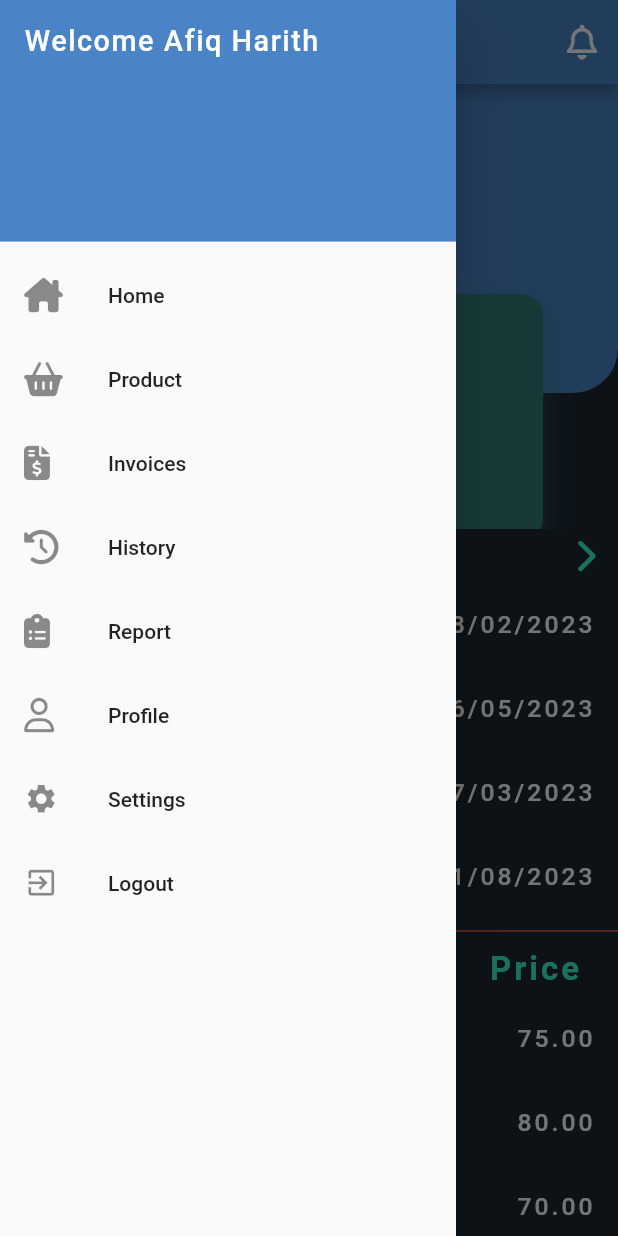
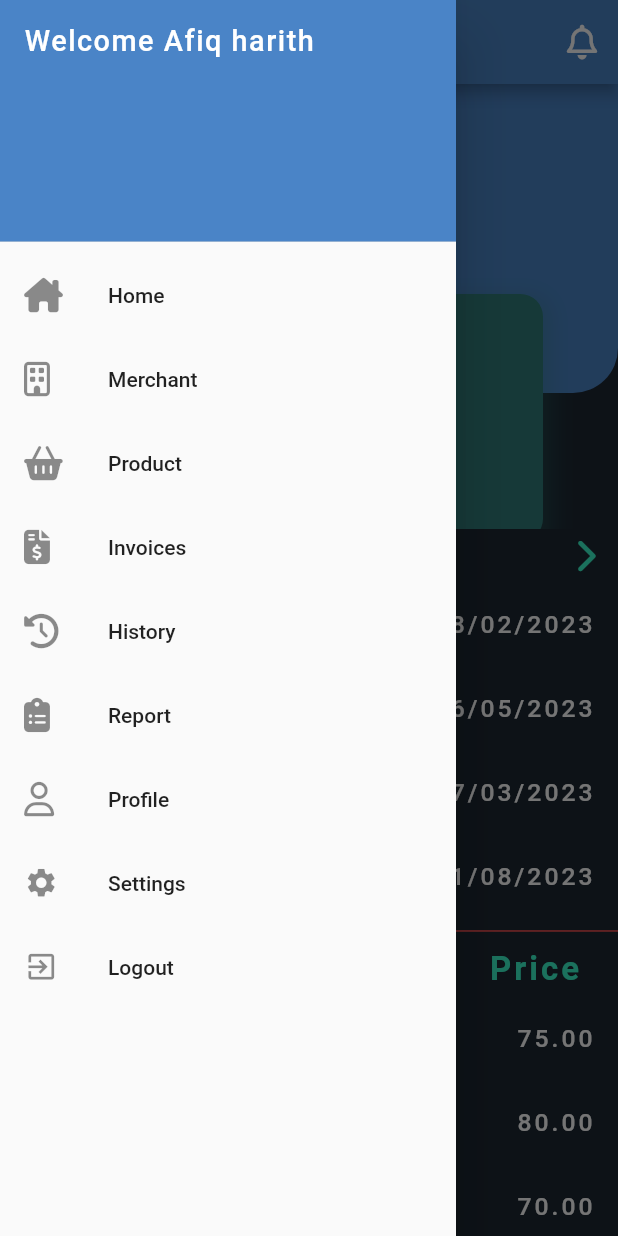
Before and after one commit to AfiqHarith20/Point-of-Sales, a Flutter app: the HomeScreen screen opened directly, after a tap on an icon or button, on a phone screen of 412 x 824 dp. Run offline on Flutter 3.47's test engine with Material 2 defaults, Android fonts, the phone set to English and light mode, and no system bars; our stand-ins replace font_awesome_flutter, google_fonts, shared_preferences, sizer; missing offline and left inert: gsform; accounts and stored records are empty; Roboto replaces fonts that are missing (Abel, Aubrey).

Commit message:
add create merchant page

```diff
--- a/lib/constant.dart
+++ b/lib/constant.dart
@@ -7,6 +7,7 @@ const Color kSecondaryColor = Color(0xFF2BB1EA);
 const Color kTextColor = Color(0xFFFFFFFF);
 const Color kTextColorShade = Color.fromARGB(199, 187, 184, 184);
 const Color kLabel = Color.fromARGB(255, 58, 247, 203);
+const Color kForm = Color(0xFF384F64);
 
 final kMargin = EdgeInsets.symmetric(horizontal: 2.w, vertical: 1.h);
 final kPadding = EdgeInsets.all(2.h);
--- /dev/null
+++ b/lib/models/merchant_model.dart
@@ -0,0 +1,19 @@
+class Merchant {
+  String companyName;
+  String contactNo;
+  String contactEmail;
+  String officeAddress;
+  String postcode;
+  String state;
+  String city;
+
+  Merchant({
+    required this.companyName,
+    required this.contactNo,
+    required this.contactEmail,
+    required this.officeAddress,
+    required this.postcode,
+    required this.state,
+    required this.city,
+  });
+}
--- a/lib/models/user_model.dart
+++ b/lib/models/user_model.dart
@@ -1,4 +1,38 @@
 import 'dart:convert';
+
+class UserModel {
+  String message;
+  Data data;
+
+  UserModel({
+    required this.message,
+    required this.data,
+  });
+}
+
+class Data {
+  String token;
+  String email;
+  dynamic fullname;
+  int roleId;
+  String roleName;
+
+  Data({
+    required this.token,
+    required this.email,
+    required this.fullname,
+    required this.roleId,
+    required this.roleName,
+  });
+
+  // factory Data.fromJson(Map<String, dynamic> json) => Data(
+  //       token: json['token'],
+  //       email: json['email'],
+  //       fullname: json['fullname'],
+  //       roleId: json['role_id'],
+  //       roleName: json['role_name'],
+  //     );
+}
 
 class Register {
   String email;
--- a/lib/screen/drawer_screen.dart
+++ b/lib/screen/drawer_screen.dart
@@ -4,10 +4,12 @@ import 'package:flutter/src/widgets/framework.dart';
 import 'package:flutter/src/widgets/placeholder.dart';
 import 'package:font_awesome_flutter/font_awesome_flutter.dart';
 import 'package:google_fonts/google_fonts.dart';
+import 'package:pointofsales/api/api.dart';
 import 'package:pointofsales/constant.dart';
 import 'package:pointofsales/screen/history_screen.dart';
 import 'package:pointofsales/screen/home_screen.dart';
 import 'package:pointofsales/screen/invoice_screen.dart';
+import 'package:pointofsales/screen/merchant_screen.dart';
 import 'package:pointofsales/screen/product_screen.dart';
 import 'package:pointofsales/screen/report_screen.dart';
 import 'package:pointofsales/screen/setting_screen.dart';
@@ -30,7 +32,7 @@ class _DrawerScreenState extends State<DrawerScreen> {
         children: <Widget>[
           DrawerHeader(
             child: Text(
-              'Welcome Afiq Harith',
+              'Welcome Afiq harith',
               style: GoogleFonts.aBeeZee(
                 fontSize: 14.sp,
                 color: kTextColor,
@@ -56,6 +58,20 @@ class _DrawerScreenState extends State<DrawerScreen> {
                 context,
                 MaterialPageRoute(
                   builder: (context) => HomeScreen(),
+                ),
+              ),
+            },
+          ),
+          ListTile(
+            leading: FaIcon(
+              FontAwesomeIcons.building,
+            ),
+            title: Text('Merchant'),
+            onTap: () => {
+              Navigator.push(
+                context,
+                MaterialPageRoute(
+                  builder: (context) => MerchantScreen(),
                 ),
               ),
             },
@@ -137,6 +153,7 @@ class _DrawerScreenState extends State<DrawerScreen> {
               final SharedPreferences prefs =
                   await SharedPreferences.getInstance();
               prefs.clear();
+              logout(context);
             },
           ),
         ],
--- a/lib/screen/home_screen.dart
+++ b/lib/screen/home_screen.dart
@@ -2,6 +2,7 @@ import 'package:flutter/material.dart';
 import 'package:google_fonts/google_fonts.dart';
 import 'package:pointofsales/constant.dart';
 import 'package:pointofsales/models/data.dart';
+import 'package:pointofsales/models/user_model.dart';
 import 'package:pointofsales/screen/drawer_screen.dart';
 import 'package:pointofsales/widget/bottom_nav.dart';
 import 'package:sizer/sizer.dart';
@@ -15,6 +16,16 @@ class HomeScreen extends StatefulWidget {
 }
 
 class _HomeScreenState extends State<HomeScreen> {
+  UserModel? user;
+  bool _isLoading = false;
+
+  @override
+  void initState() {
+    // TODO: implement initState
+
+    super.initState();
+  }
+
   @override
   Widget build(BuildContext context) {
     return Scaffold(
@@ -219,7 +230,7 @@ class _HomeScreenState extends State<HomeScreen> {
                           ),
                         ),
                         Text(
-                          "Afiq Harith",
+                          "${user?.data.fullname ?? ""}",
                           style: GoogleFonts.breeSerif(
                             fontWeight: FontWeight.w600,
                             color: kTextColor,
@@ -249,24 +260,6 @@ class _HomeScreenState extends State<HomeScreen> {
                 ],
                 color: kPrimaryColor,
                 borderRadius: kRadius,
-              ),
-              child: Row(
-                mainAxisAlignment: MainAxisAlignment.spaceAround,
-                children: [
-                  Text(
-                    "Expense",
-                    style: GoogleFonts.abel(
-                      fontSize: 14.sp,
-                      color: kTextColor,
-                      fontWeight: FontWeight.bold,
-                      letterSpacing: 1.0,
-                    ),
-                  ),
-                  Icon(
-                    Icons.arrow_downward_sharp,
-                    color: kTextColor,
-                  ),
-                ],
               ),
             ),
           ],
--- a/lib/screen/register_screen.dart
+++ b/lib/screen/register_screen.dart
@@ -8,7 +8,7 @@ import 'package:pointofsales/api/api.dart';
 import 'package:pointofsales/constant.dart';
 import 'package:pointofsales/models/user_model.dart';
 import 'package:pointofsales/screen/login_screen.dart';
-import 'package:pointofsales/widget/login/sign_in_up_button.dart';
+import 'package:pointofsales/widget/login/register_button.dart';
 import 'package:pointofsales/widget/login/login_textfield.dart';
 import 'package:pointofsales/widget/login/square_tile.dart';
 import 'package:sizer/sizer.dart';
--- a/pubspec.yaml
+++ b/pubspec.yaml
@@ -34,6 +34,7 @@ dependencies:
   http: ^0.13.6
   font_awesome_flutter: ^10.4.0
   shared_preferences: ^2.1.1
+  gsform: ^0.2.5
 
 dev_dependencies:
   flutter_test:
```
Also changed, not shown: lib/api/api.dart (+16 -4 lines), lib/screen/login_screen.dart (+16 -4 lines), lib/screen/merchant/create_merchant.dart (added, +199 -0 lines), lib/screen/merchant_screen.dart (added, +67 -0 lines), lib/widget/login/register_button.dart (renamed from lib/widget/login/sign_in_up_button.dart, +0 -41 lines), pubspec.lock.
